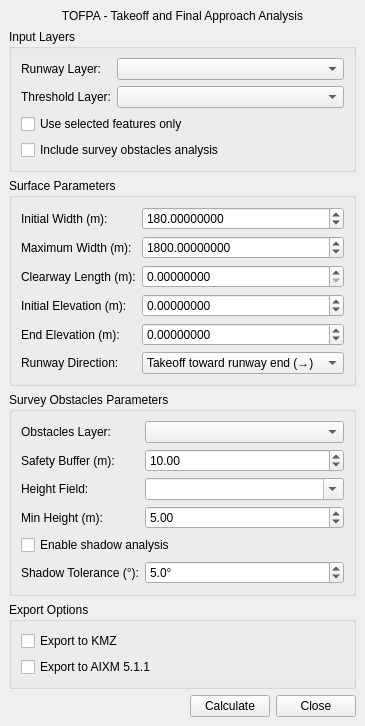
First picture: the form in tofpa_panel_base.ui, repository FLYGHT7/tofpa, before the edit.
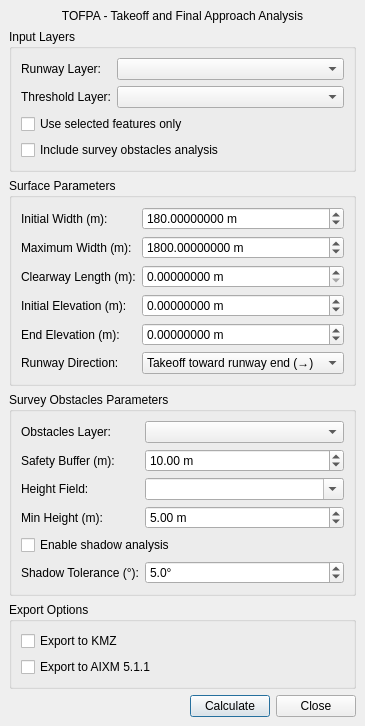
Second picture: the form after the edit. Custom widgets are drawn as their Qt base class.

Commit message:
Fase 4B: UI/UX second pass - accessibility and polish
UI-09: calculateButton default=true + Enter tooltip (WCAG 2.2 SC 2.1.1)
UI-10: add <tabstops> section to .ui for logical keyboard nav order
UI-11: _validate_widths uses setProperty('invalid') + QSS selector
       instead of per-widget setStyleSheet inline (Iron Law #3)
UI-12: add ' m' suffix to 7 spinboxes (widths, elevations, buffers)
UI-13: _toggle_obstacles_group no longer clears layer selection on disable
UI-14: add tooltips to exportToKmzCheckBox and exportToAixmCheckBox

53/53 tests passing

What changed in the file:
```diff
--- a/tofpa_panel_base.ui
+++ b/tofpa_panel_base.ui
@@ -110,6 +110,9 @@
          <property name="value">
           <double>180.000000000000000</double>
          </property>
+         <property name="suffix">
+          <string> m</string>
+         </property>
         </widget>
        </item>
        <item row="1" column="0">
@@ -136,6 +139,9 @@
          <property name="value">
           <double>1800.000000000000000</double>
          </property>
+         <property name="suffix">
+          <string> m</string>
+         </property>
         </widget>
        </item>
        <item row="2" column="0">
@@ -159,6 +165,9 @@
          <property name="decimals">
           <number>8</number>
          </property>
+         <property name="suffix">
+          <string> m</string>
+         </property>
         </widget>
        </item>
        <item row="3" column="0">
@@ -182,6 +191,9 @@
          <property name="decimals">
           <number>8</number>
          </property>
+         <property name="suffix">
+          <string> m</string>
+         </property>
         </widget>
        </item>
        <item row="4" column="0">
@@ -204,6 +216,9 @@
          <property name="decimals">
           <number>8</number>
          </property>
+         <property name="suffix">
+          <string> m</string>
+         </property>
         </widget>
        </item>
        <item row="5" column="0">
@@ -279,6 +294,9 @@
          <property name="value">
           <double>10.00</double>
          </property>
+         <property name="suffix">
+          <string> m</string>
+         </property>
         </widget>
        </item>
        <item row="2" column="0">
@@ -328,6 +346,9 @@
          <property name="value">
           <double>5.00</double>
          </property>
+         <property name="suffix">
+          <string> m</string>
+         </property>
         </widget>
        </item>
        <item row="4" column="0" colspan="2">
@@ -431,6 +452,12 @@
         <property name="text">
          <string>Calculate</string>
         </property>
+        <property name="default">
+         <bool>true</bool>
+        </property>
+        <property name="toolTip">
+         <string>Run the TOFPA surface calculation (Enter)</string>
+        </property>
        </widget>
       </item>
       <item>
```
Left out of the diff: 28 changed lines with no effect on the pictures. The commit also changes 1 other file.
